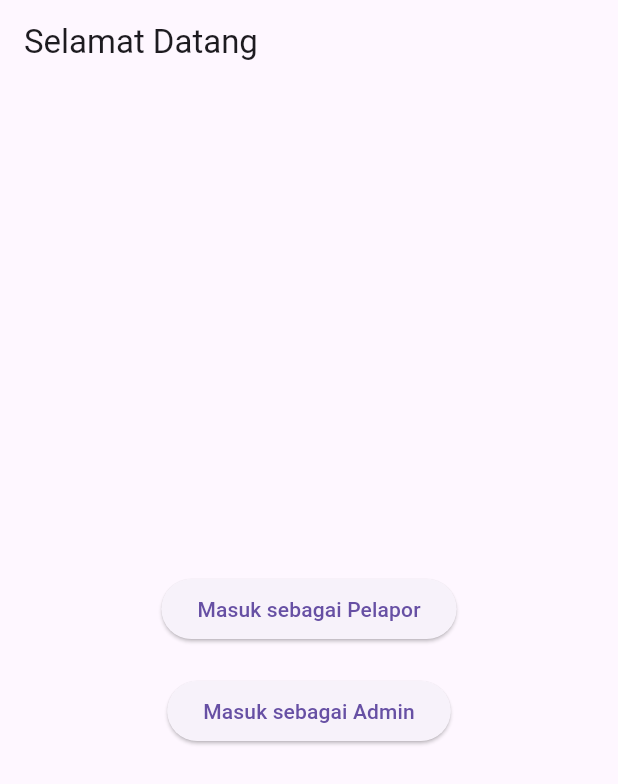
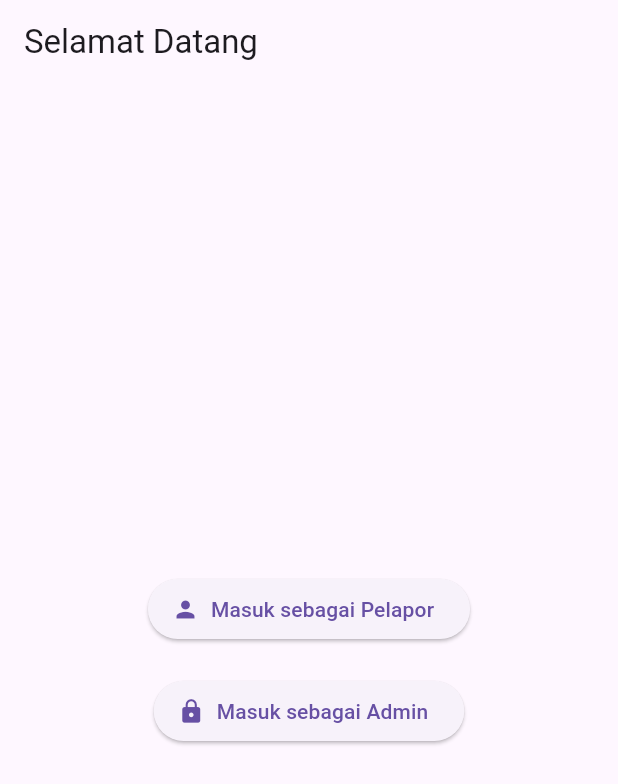
Before and after one commit to madansky/pelayanan, a Flutter app: the screen it shows after launch, on a phone screen of 412 x 824 dp. Shown: the top 784 px of the screen. Run offline on Flutter 3.47's test engine with Material 3 defaults, Android fonts, the phone set to English and light mode, and no system bars; our stand-ins replace cloud_firestore, file_picker, firebase_core, image_picker; accounts and stored records are empty.

Commit message:
Update home_screen.dart

```diff
--- a/lib/screens/home_screen.dart
+++ b/lib/screens/home_screen.dart
@@ -1,34 +1,38 @@
 import 'package:flutter/material.dart';
 import 'form_screen.dart';
-import 'login_screen.dart';
+// import 'login_screen.dart'; // Uncomment jika nanti digunakan
 
 class HomeScreen extends StatelessWidget {
   @override
   Widget build(BuildContext context) {
     return Scaffold(
       appBar: AppBar(title: Text('Selamat Datang')),
-      body: Center(
+      body: Padding(
+        padding: const EdgeInsets.all(20.0),
+        child: Center(
           child: Column(
             mainAxisAlignment: MainAxisAlignment.center,
             children: [
-            ElevatedButton(
-              child: Text('Masuk sebagai Pelapor'),
+              ElevatedButton.icon(
+                icon: Icon(Icons.person),
+                label: Text('Masuk sebagai Pelapor'),
                 onPressed: () {
-                Navigator.push(context,
-                  MaterialPageRoute(builder: (context) => FormScreen()));
+                  Navigator.push(context, MaterialPageRoute(builder: (context) => FormScreen()));
                 },
               ),
               SizedBox(height: 20),
-            ElevatedButton(
-              child: Text('Masuk sebagai Admin'),
+              ElevatedButton.icon(
+                icon: Icon(Icons.lock),
+                label: Text('Masuk sebagai Admin'),
                 onPressed: () {
-                Navigator.push(context,
-                  MaterialPageRoute(builder: (context) => LoginScreen()));
+                  // Implementasikan jika nanti dibutuhkan
                 },
               ),
             ],
           ),
         ),
+      ),
     );
   }
 }
+//Navigator.push(context, MaterialPageRoute(builder: (context) => LoginScreen()));
```
Lines whose indentation alone changed are shown as unchanged.
